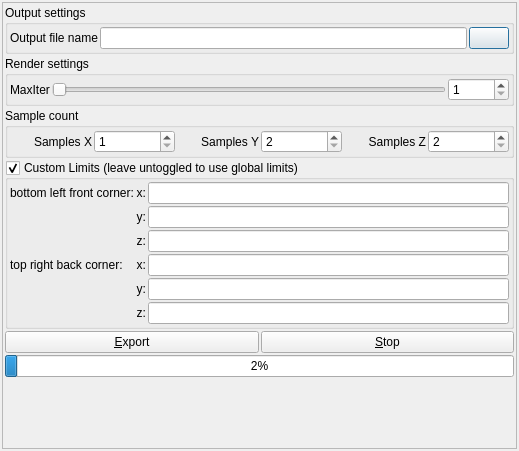
Old version of the form mandelbulber2/qt/mesh_export_dialog.ui in the repository buddhi1980/mandelbulber2.
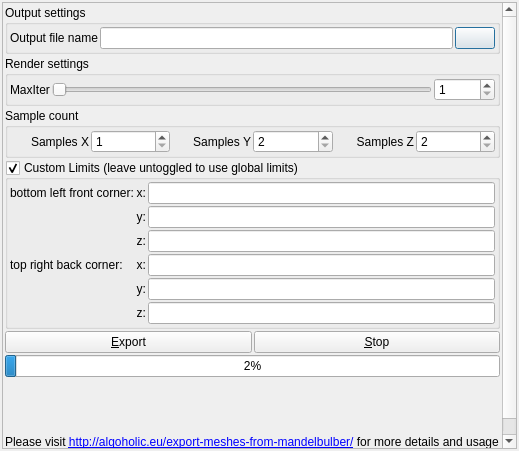
New version of the form. Icons and pictures are not drawn. Custom widgets are drawn as their Qt base class.

Commit message: Added copyright notice in Mesh Export dialog.

```diff
--- a/mandelbulber2/qt/mesh_export_dialog.ui
+++ b/mandelbulber2/qt/mesh_export_dialog.ui
@@ -539,6 +539,16 @@
          </property>
         </spacer>
        </item>
+       <item>
+        <widget class="QLabel" name="label_2">
+         <property name="text">
+          <string>Please visit &lt;a href=&quot;http://algoholic.eu/export-meshes-from-mandelbulber/&quot;&gt;http://algoholic.eu/export-meshes-from-mandelbulber/&lt;/a&gt; for more details and usage examples with Blender. Copyright (C) Stanislaw Adaszewski, 2016. Licensed under GPLv3.</string>
+         </property>
+         <property name="wordWrap">
+          <bool>true</bool>
+         </property>
+        </widget>
+       </item>
       </layout>
      </widget>
     </widget>
```
